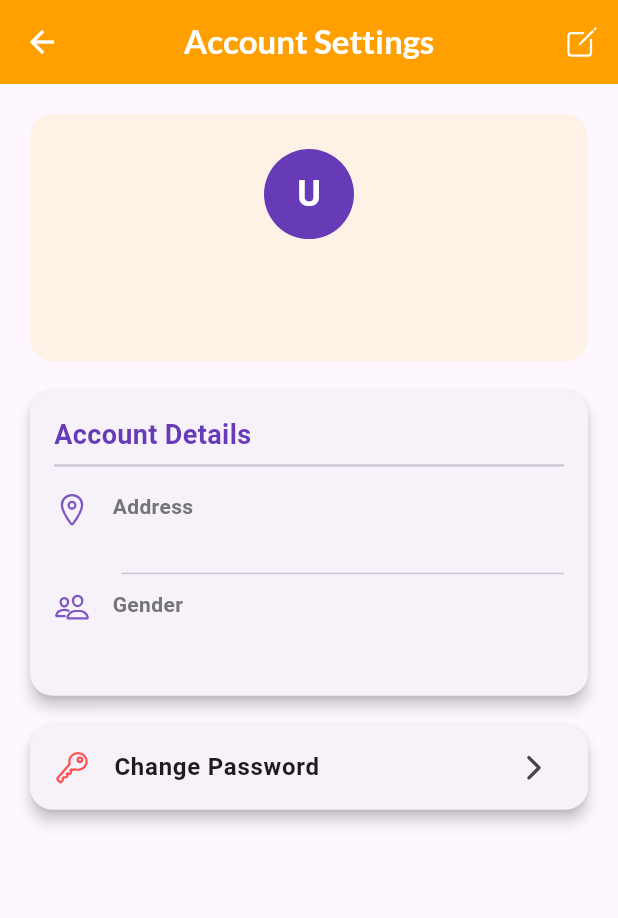
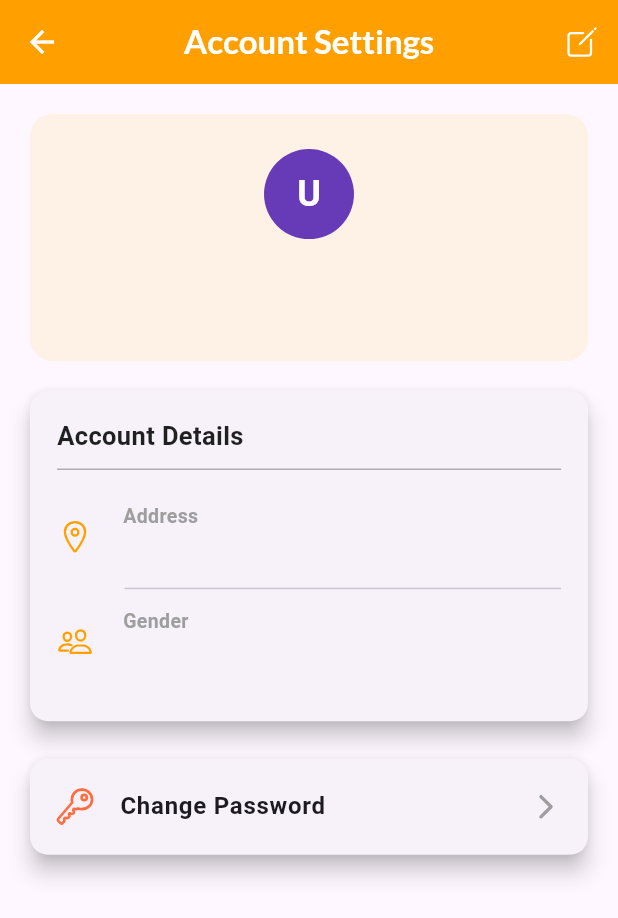
Before and after one commit to kurtpetrola/fmd, a Flutter app: the AccountSettingsPage screen opened directly with empty values, on a phone screen of 412 x 824 dp. Shown: the top 918 px of the screen. Run offline on Flutter 3.47's test engine with Material 3 defaults, Android fonts, the phone set to English and light mode, and no system bars; our stand-ins replace another_flutter_splash_screen, curved_navigation_bar, flutter_map, geocoding, ionicons, latlong2 and 1 more; missing offline and left inert: bcrypt; accounts and stored records are empty.

Commit message:
style(settings): polish account settings page UI for better hierarchy and visual flow

```diff
--- a/lib/features/user_profile/pages/account_settings_page.dart
+++ b/lib/features/user_profile/pages/account_settings_page.dart
@@ -250,25 +250,30 @@ class _AccountSettingsPageState extends State<AccountSettingsPage> {
           ElevatedButton(
             onPressed: _isLoading ? null : _saveChanges,
             style: ElevatedButton.styleFrom(
-              backgroundColor: Colors.amber,
-              padding: const EdgeInsets.symmetric(vertical: 15),
+              // Use the strong primary color for the button
+              backgroundColor: Colors.amber.shade700,
+              padding: const EdgeInsets.symmetric(
+                  vertical: 18), // Slightly taller button
               shape: RoundedRectangleBorder(
-                borderRadius: BorderRadius.circular(15),
+                borderRadius: BorderRadius.circular(12), // Match field radius
               ),
+              elevation: 6, // Make it pop more
             ),
             child: _isLoading
                 ? const SizedBox(
                     height: 20,
                     width: 20,
                     child: CircularProgressIndicator(
-                        color: Colors.black, strokeWidth: 2),
+                        color: Colors.white, // White spinner for contrast
+                        strokeWidth: 2.5), // Slightly thicker spinner
                   )
                 : const Text(
                     'SAVE CHANGES',
                     style: TextStyle(
                       fontSize: 18,
                       fontWeight: FontWeight.w700,
-                      color: Colors.black,
+                      color: Colors.white, // White text for contrast
+                      letterSpacing: 0.5,
                     ),
                   ),
           ),
@@ -285,7 +290,8 @@ class _AccountSettingsPageState extends State<AccountSettingsPage> {
         style: TextStyle(
           fontSize: 22,
           fontWeight: FontWeight.bold,
-          color: Colors.deepPurple,
+          // Use a neutral or primary color, not deepPurple
+          color: Colors.black87,
         ),
         textAlign: TextAlign.center,
       ),
@@ -345,12 +351,13 @@ class _AccountSettingsPageState extends State<AccountSettingsPage> {
   // --- Info Row (for key-value display) ---
   Widget _buildInfoRow(IconData icon, String label, String value) {
     return Padding(
-      padding: const EdgeInsets.symmetric(vertical: 10.0),
+      padding: const EdgeInsets.symmetric(vertical: 12.0),
       child: Row(
-        crossAxisAlignment: CrossAxisAlignment.start,
+        crossAxisAlignment: CrossAxisAlignment.center,
         children: [
-          Icon(icon, color: Colors.deepPurple.shade400, size: 24),
-          const SizedBox(width: 15),
+          // 🟢 IMPROVEMENT: Themed Icon Color
+          Icon(icon, color: Colors.amber.shade700, size: 24),
+          const SizedBox(width: 20),
           Expanded(
             child: Column(
               crossAxisAlignment: CrossAxisAlignment.start,
@@ -359,14 +366,19 @@ class _AccountSettingsPageState extends State<AccountSettingsPage> {
                   label,
                   style: TextStyle(
                     fontWeight: FontWeight.w600,
-                    fontSize: 14,
-                    color: Colors.grey.shade600,
+                    fontSize: 13,
+                    // 🟢 IMPROVEMENT: Lighter text for the label/key
+                    color: Colors.grey.shade500,
                   ),
                 ),
-                const SizedBox(height: 2),
+                const SizedBox(height: 4),
                 Text(
                   value,
-                  style: const TextStyle(fontSize: 16),
+                  style: const TextStyle(
+                    fontSize: 16,
+                    fontWeight: FontWeight.w500, // Make value text stand out
+                    color: Colors.black,
+                  ),
                 ),
               ],
             ),
@@ -380,23 +392,28 @@ class _AccountSettingsPageState extends State<AccountSettingsPage> {
   Widget _buildInfoCard(
       {required String title, required List<Widget> children}) {
     return Card(
-      elevation: 4,
-      shape: RoundedRectangleBorder(borderRadius: BorderRadius.circular(15)),
-      margin: const EdgeInsets.only(bottom: 20),
+      // 🟢 IMPROVEMENT: Subtle increase in elevation for a modern 'floating' feel
+      elevation: 6,
+      // 🟢 IMPROVEMENT: Match the radius (12) used in the Edit Mode fields
+      shape: RoundedRectangleBorder(borderRadius: BorderRadius.circular(12)),
+      // 🟢 IMPROVEMENT: Add a subtle border color for definition
+      margin: const EdgeInsets.only(bottom: 25),
       child: Padding(
-        padding: const EdgeInsets.all(16.0),
+        padding: const EdgeInsets.all(18.0), // Slightly more padding
         child: Column(
           crossAxisAlignment: CrossAxisAlignment.start,
           children: [
             Text(
               title,
               style: const TextStyle(
-                fontSize: 18,
-                fontWeight: FontWeight.bold,
-                color: Colors.deepPurple,
+                fontSize: 17, // Slightly smaller
+                fontWeight: FontWeight.w700, // Slightly bolder
+                // 🟢 IMPROVEMENT: Use a dark neutral color for card titles
+                color: Colors.black87,
               ),
             ),
-            const Divider(height: 15, thickness: 1.5),
+            // 🟢 IMPROVEMENT: Use a thinner divider for a lighter look
+            const Divider(height: 20, thickness: 0.8, color: Colors.grey),
             ...children,
           ],
         ),
@@ -407,17 +424,20 @@ class _AccountSettingsPageState extends State<AccountSettingsPage> {
   // --- Security Card (Change Password) ---
   Widget _buildSecurityCard() {
     return Card(
-      elevation: 4,
-      shape: RoundedRectangleBorder(borderRadius: BorderRadius.circular(15)),
-      margin: const EdgeInsets.only(bottom: 20),
+      elevation: 6, // Match other cards
+      shape: RoundedRectangleBorder(borderRadius: BorderRadius.circular(12)),
+      margin: const EdgeInsets.only(bottom: 25), // Match margin
       child: ListTile(
+        contentPadding: const EdgeInsets.symmetric(
+            vertical: 4, horizontal: 16), // Taller touch target
+        // 🟢 IMPROVEMENT: Use a prominent, but professional, security color
         leading: const Icon(Ionicons.key_outline,
-            color: Colors.redAccent), // Highlight security
+            color: Colors.deepOrangeAccent, size: 28),
         title: const Text(
           'Change Password',
-          style: TextStyle(fontWeight: FontWeight.bold, fontSize: 16),
+          style: TextStyle(fontWeight: FontWeight.w600, fontSize: 16),
         ),
-        trailing: const Icon(Ionicons.chevron_forward),
+        trailing: const Icon(Ionicons.chevron_forward, color: Colors.grey),
         onTap: () {
           // Pass the updated local user object to ChangePasswordPage
           Navigator.of(context).push(
@@ -439,14 +459,35 @@ class _AccountSettingsPageState extends State<AccountSettingsPage> {
     TextInputType keyboardType = TextInputType.text,
     int maxLines = 1,
   }) {
+    // Define the primary Amber color once for consistency
+    final Color amberColor = Colors.amber.shade700;
+
     return TextFormField(
       controller: controller,
       keyboardType: keyboardType,
       maxLines: maxLines,
       decoration: InputDecoration(
         labelText: label,
-        border: const OutlineInputBorder(),
-        prefixIcon: Icon(icon),
+        // Use filled background for a modern look
+        filled: true,
+        fillColor:
+            Colors.grey.shade100, // Light grey fill is less harsh than white
+
+        // Use a soft, rounded border
+        border: OutlineInputBorder(
+          borderRadius: BorderRadius.circular(12),
+          borderSide: BorderSide.none, // Hide the default outline
+        ),
+
+        // Themed focused border
+        focusedBorder: OutlineInputBorder(
+          borderRadius: BorderRadius.circular(12),
+          borderSide: BorderSide(color: amberColor, width: 2.0),
+        ),
+
+        // Themed icon color
+        prefixIcon: Icon(icon, color: amberColor),
+        contentPadding: EdgeInsets.symmetric(vertical: 16, horizontal: 12),
       ),
       validator: validator,
     );
@@ -534,10 +575,21 @@ class _AccountSettingsPageState extends State<AccountSettingsPage> {
                   _genderOptions.contains(_selectedGender)
               ? _selectedGender
               : null,
-          decoration: const InputDecoration(
+          decoration: InputDecoration(
             labelText: 'Gender',
-            border: OutlineInputBorder(),
-            prefixIcon: Icon(Ionicons.people),
+            // APPLY MODERN STYLING:
+            filled: true,
+            fillColor: Colors.grey.shade100,
+            border: OutlineInputBorder(
+              borderRadius: BorderRadius.circular(12),
+              borderSide: BorderSide.none,
+            ),
+            focusedBorder: OutlineInputBorder(
+              borderRadius: BorderRadius.circular(12),
+              borderSide: BorderSide(color: Colors.amber.shade700, width: 2.0),
+            ),
+            prefixIcon: Icon(Ionicons.people, color: Colors.amber.shade700),
+            contentPadding: EdgeInsets.symmetric(vertical: 16, horizontal: 12),
           ),
           items: _genderOptions.map((String value) {
             return DropdownMenuItem<String>(
```
